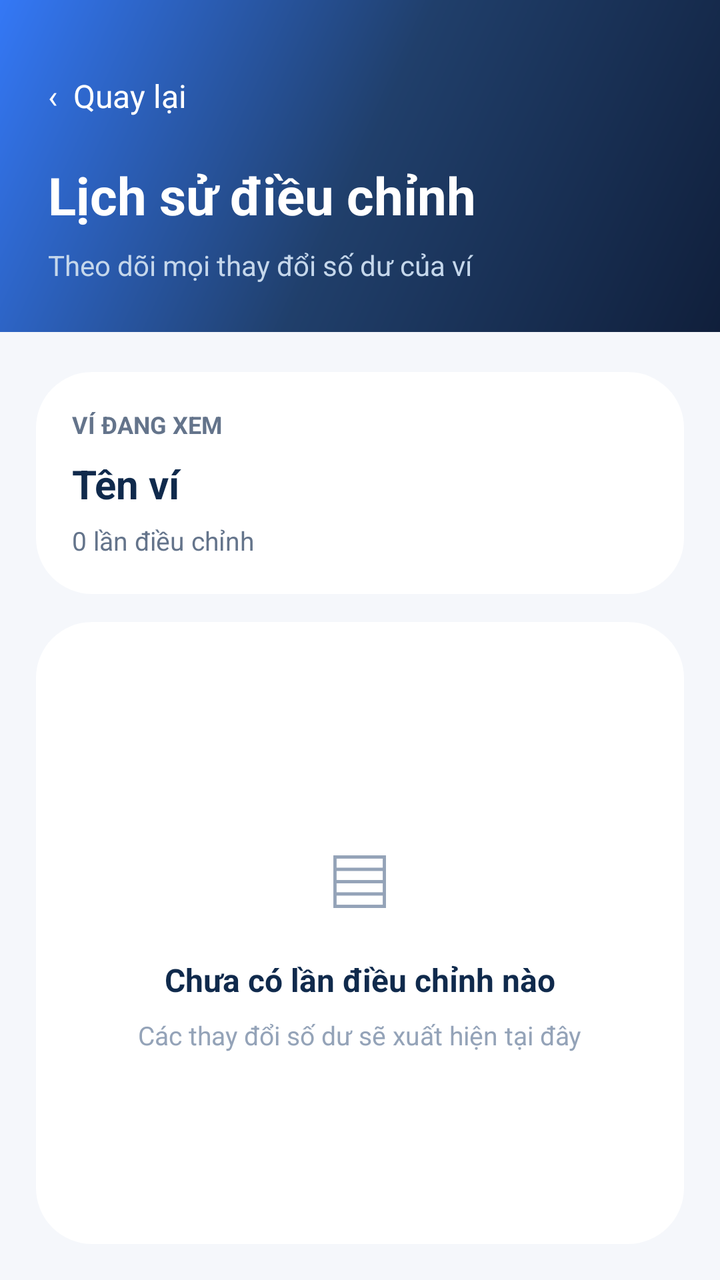
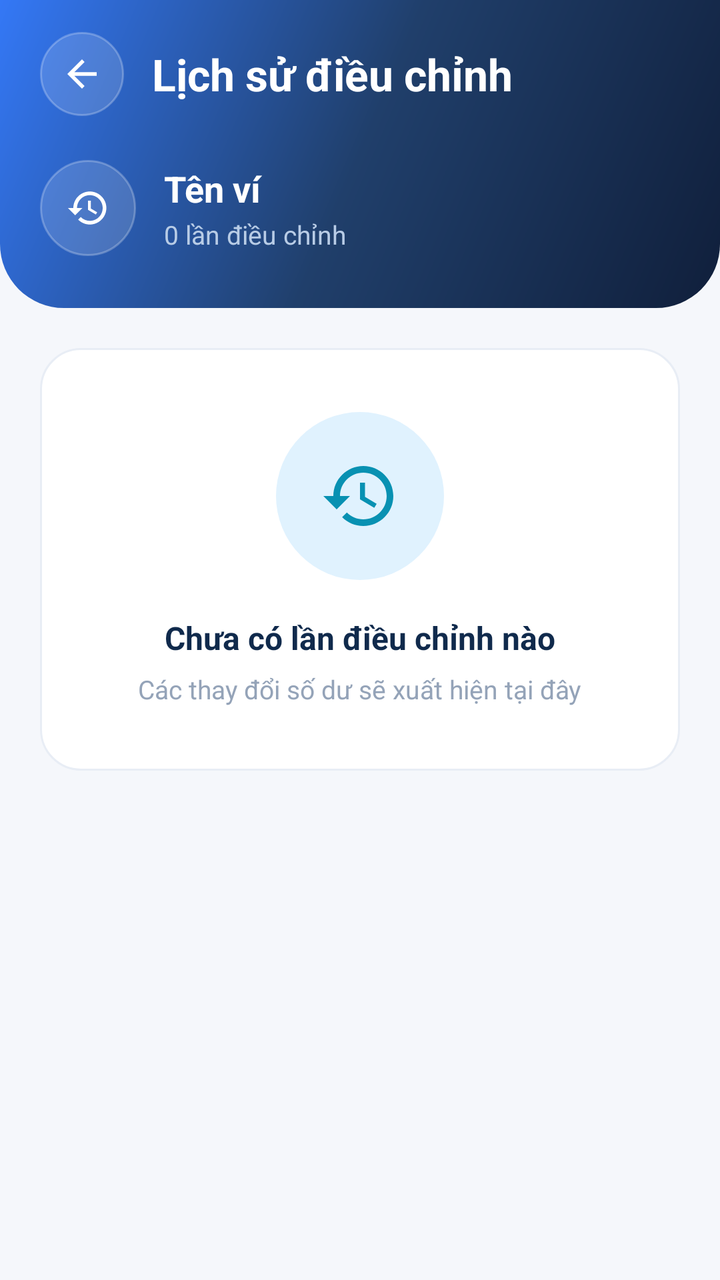

Compare the two renders of this Android layout. The source of the first and the diff that turns it into the second are given below.
<!-- AndroidManifest.xml: application theme Theme.QLChiTieu -->
<!-- res/layout/activity_balance_history.xml -->
<?xml version="1.0" encoding="utf-8"?>
<LinearLayout xmlns:android="http://schemas.android.com/apk/res/android"
    android:layout_width="match_parent"
    android:layout_height="match_parent"
    android:background="#F5F7FB"
    android:orientation="vertical">

    <LinearLayout
        android:layout_width="match_parent"
        android:layout_height="wrap_content"
        android:background="@drawable/bg_auth_gradient"
        android:orientation="vertical"
        android:padding="24dp">

        <TextView
            android:id="@+id/tvQuayLaiLichSuDieuChinh"
            android:layout_width="wrap_content"
            android:layout_height="48dp"
            android:gravity="center_vertical"
            android:text="‹  Quay lại"
            android:textColor="#FFFFFF"
            android:textSize="16sp" />

        <TextView
            android:layout_width="match_parent"
            android:layout_height="wrap_content"
            android:layout_marginTop="8dp"
            android:text="Lịch sử điều chỉnh"
            android:textColor="#FFFFFF"
            android:textSize="26sp"
            android:textStyle="bold" />

        <TextView
            android:layout_width="match_parent"
            android:layout_height="wrap_content"
            android:layout_marginTop="8dp"
            android:text="Theo dõi mọi thay đổi số dư của ví"
            android:textColor="#C5D7EB"
            android:textSize="14sp" />

    </LinearLayout>

    <LinearLayout
        android:layout_width="match_parent"
        android:layout_height="wrap_content"
        android:layout_marginStart="18dp"
        android:layout_marginEnd="18dp"
        android:layout_marginTop="20dp"
        android:layout_marginBottom="14dp"
        android:background="@drawable/bg_auth_card"
        android:orientation="vertical"
        android:padding="18dp">

        <TextView
            android:layout_width="match_parent"
            android:layout_height="wrap_content"
            android:text="VÍ ĐANG XEM"
            android:textColor="#64748B"
            android:textSize="12sp"
            android:textStyle="bold" />

        <TextView
            android:id="@+id/tvTenViLichSu"
            android:layout_width="match_parent"
            android:layout_height="wrap_content"
            android:layout_marginTop="8dp"
            android:text="Tên ví"
            android:textColor="#102A4C"
            android:textSize="20sp"
            android:textStyle="bold" />

        <TextView
            android:id="@+id/tvSoLanDieuChinh"
            android:layout_width="match_parent"
            android:layout_height="wrap_content"
            android:layout_marginTop="6dp"
            android:text="0 lần điều chỉnh"
            android:textColor="#64748B"
            android:textSize="13sp" />

    </LinearLayout>

    <FrameLayout
        android:layout_width="match_parent"
        android:layout_height="0dp"
        android:layout_weight="1"
        android:paddingStart="18dp"
        android:paddingEnd="18dp"
        android:paddingBottom="18dp">

        <LinearLayout
            android:id="@+id/layoutLichSuDieuChinhTrong"
            android:layout_width="match_parent"
            android:layout_height="match_parent"
            android:background="@drawable/bg_auth_card"
            android:gravity="center"
            android:orientation="vertical"
            android:padding="20dp">

            <TextView
                android:layout_width="wrap_content"
                android:layout_height="wrap_content"
                android:text="▤"
                android:textColor="#94A3B8"
                android:textSize="44sp" />

            <TextView
                android:layout_width="wrap_content"
                android:layout_height="wrap_content"
                android:layout_marginTop="12dp"
                android:text="Chưa có lần điều chỉnh nào"
                android:textColor="#102A4C"
                android:textSize="16sp"
                android:textStyle="bold" />

            <TextView
                android:layout_width="wrap_content"
                android:layout_height="wrap_content"
                android:layout_marginTop="8dp"
                android:gravity="center"
                android:text="Các thay đổi số dư sẽ xuất hiện tại đây"
                android:textColor="#94A3B8"
                android:textSize="13sp" />

        </LinearLayout>

        <androidx.recyclerview.widget.RecyclerView
            android:id="@+id/rvLichSuDieuChinh"
            android:layout_width="match_parent"
            android:layout_height="match_parent"
            android:visibility="gone" />

    </FrameLayout>

</LinearLayout>
<!-- resources referenced by this layout -->
<resources>
  <!-- drawable bg_auth_card (drawable) -->
  <?xml version="1.0" encoding="utf-8"?>
  <shape xmlns:android="http://schemas.android.com/apk/res/android"
      android:shape="rectangle">
  
      <solid android:color="@color/surface_light" />
  
      <corners android:radius="28dp" />
  
  </shape>
  <!-- drawable bg_auth_gradient (drawable) -->
  <?xml version="1.0" encoding="utf-8"?>
  <shape xmlns:android="http://schemas.android.com/apk/res/android"
      android:shape="rectangle">
  
      <gradient
          android:angle="135"
          android:startColor="@color/navy"
          android:centerColor="@color/navy_light"
          android:endColor="@color/blue"
          android:type="linear" />
  
  </shape>
  <style name="Theme.QLChiTieu" parent="Base.Theme.QLChiTieu" />
  <color name="surface_light">#FFFFFF</color>
  <color name="navy">#101F3B</color>
  <color name="navy_light">#203F6B</color>
  <color name="blue">#3478F6</color>
  <style name="Base.Theme.QLChiTieu" parent="Theme.Material3.DayNight.NoActionBar">
          
          
      </style>
</resources>

<!-- the commit's change to res/layout/activity_balance_history.xml (unified diff, before → after) -->
@@ -1,82 +1,93 @@
 <?xml version="1.0" encoding="utf-8"?>
 <LinearLayout xmlns:android="http://schemas.android.com/apk/res/android"
+    xmlns:app="http://schemas.android.com/apk/res-auto"
     android:layout_width="match_parent"
     android:layout_height="match_parent"
-    android:background="#F5F7FB"
+    android:background="@color/phinova_background"
     android:orientation="vertical">
 
     <LinearLayout
+        android:id="@+id/layoutHeader"
         android:layout_width="match_parent"
         android:layout_height="wrap_content"
-        android:background="@drawable/bg_auth_gradient"
+        android:background="@drawable/bg_wallet_header"
         android:orientation="vertical"
-        android:padding="24dp">
+        android:paddingStart="20dp"
+        android:paddingTop="16dp"
+        android:paddingEnd="20dp"
+        android:paddingBottom="26dp">
 
-        <TextView
-            android:id="@+id/tvQuayLaiLichSuDieuChinh"
-            android:layout_width="wrap_content"
-            android:layout_height="48dp"
-            android:gravity="center_vertical"
-            android:text="‹  Quay lại"
-            android:textColor="#FFFFFF"
-            android:textSize="16sp" />
-
-        <TextView
+        <LinearLayout
             android:layout_width="match_parent"
             android:layout_height="wrap_content"
-            android:layout_marginTop="8dp"
-            android:text="Lịch sử điều chỉnh"
-            android:textColor="#FFFFFF"
-            android:textSize="26sp"
-            android:textStyle="bold" />
+            android:gravity="center_vertical"
+            android:orientation="horizontal">
 
-        <TextView
+            <TextView
+                android:id="@+id/tvQuayLaiLichSuDieuChinh"
+                android:layout_width="42dp"
+                android:layout_height="42dp"
+                android:background="@drawable/bg_back_button"
+                android:contentDescription="Quay lại" />
+
+            <TextView
+                android:layout_width="0dp"
+                android:layout_height="wrap_content"
+                android:layout_marginStart="14dp"
+                android:layout_weight="1"
+                android:text="Lịch sử điều chỉnh"
+                android:textColor="@color/white"
+                android:textSize="22sp"
+                android:textStyle="bold" />
+
+        </LinearLayout>
+
+        <LinearLayout
             android:layout_width="match_parent"
             android:layout_height="wrap_content"
-            android:layout_marginTop="8dp"
-            android:text="Theo dõi mọi thay đổi số dư của ví"
-            android:textColor="#C5D7EB"
-            android:textSize="14sp" />
+            android:layout_marginTop="22dp"
+            android:gravity="center_vertical"
+            android:orientation="horizontal">
 
-    </LinearLayout>
+            <ImageView
+                android:layout_width="48dp"
+                android:layout_height="48dp"
+                android:background="@drawable/bg_icon_circle_glass"
+                android:contentDescription="@null"
+                android:padding="13dp"
+                android:src="@drawable/ic_history"
+                app:tint="@color/white" />
 
-    <LinearLayout
-        android:layout_width="match_parent"
-        android:layout_height="wrap_content"
-        android:layout_marginStart="18dp"
-        android:layout_marginEnd="18dp"
-        android:layout_marginTop="20dp"
-        android:layout_marginBottom="14dp"
-        android:background="@drawable/bg_auth_card"
-        android:orientation="vertical"
-        android:padding="18dp">
+            <LinearLayout
+                android:layout_width="0dp"
+                android:layout_height="wrap_content"
+                android:layout_marginStart="14dp"
+                android:layout_weight="1"
+                android:orientation="vertical">
 
-        <TextView
-            android:layout_width="match_parent"
-            android:layout_height="wrap_content"
-            android:text="VÍ ĐANG XEM"
-            android:textColor="#64748B"
-            android:textSize="12sp"
-            android:textStyle="bold" />
+                <TextView
+                    android:id="@+id/tvTenViLichSu"
+                    android:layout_width="match_parent"
+                    android:layout_height="wrap_content"
+                    android:ellipsize="end"
+                    android:maxLines="1"
+                    android:text="Tên ví"
+                    android:textColor="@color/white"
+                    android:textSize="18sp"
+                    android:textStyle="bold" />
 
-        <TextView
-            android:id="@+id/tvTenViLichSu"
-            android:layout_width="match_parent"
-            android:layout_height="wrap_content"
-            android:layout_marginTop="8dp"
-            android:text="Tên ví"
-            android:textColor="#102A4C"
-            android:textSize="20sp"
-            android:textStyle="bold" />
+                <TextView
+                    android:id="@+id/tvSoLanDieuChinh"
+                    android:layout_width="match_parent"
+                    android:layout_height="wrap_content"
+                    android:layout_marginTop="2dp"
+                    android:text="0 lần điều chỉnh"
+                    android:textColor="#B8CCE6"
+                    android:textSize="13sp" />
 
-        <TextView
-            android:id="@+id/tvSoLanDieuChinh"
-            android:layout_width="match_parent"
-            android:layout_height="wrap_content"
-            android:layout_marginTop="6dp"
-            android:text="0 lần điều chỉnh"
-            android:textColor="#64748B"
-            android:textSize="13sp" />
+            </LinearLayout>
+
+        </LinearLayout>
 
     </LinearLayout>
 
@@ -84,42 +95,44 @@
         android:layout_width="match_parent"
         android:layout_height="0dp"
         android:layout_weight="1"
-        android:paddingStart="18dp"
-        android:paddingEnd="18dp"
-        android:paddingBottom="18dp">
+        android:paddingStart="20dp"
+        android:paddingTop="20dp"
+        android:paddingEnd="20dp">
 
         <LinearLayout
             android:id="@+id/layoutLichSuDieuChinhTrong"
             android:layout_width="match_parent"
-            android:layout_height="match_parent"
-            android:background="@drawable/bg_auth_card"
+            android:layout_height="wrap_content"
+            android:background="@drawable/bg_card_soft"
             android:gravity="center"
             android:orientation="vertical"
-            android:padding="20dp">
+            android:padding="32dp">
+
+            <ImageView
+                android:layout_width="84dp"
+                android:layout_height="84dp"
+                android:background="@drawable/bg_icon_circle"
+                android:contentDescription="@null"
+                android:padding="22dp"
+                android:src="@drawable/ic_history"
+                app:tint="@color/phinova_accent" />
 
             <TextView
                 android:layout_width="wrap_content"
                 android:layout_height="wrap_content"
-                android:text="▤"
-                android:textColor="#94A3B8"
-                android:textSize="44sp" />
-
-            <TextView
-                android:layout_width="wrap_content"
-                android:layout_height="wrap_content"
-                android:layout_marginTop="12dp"
+                android:layout_marginTop="18dp"
                 android:text="Chưa có lần điều chỉnh nào"
-                android:textColor="#102A4C"
+                android:textColor="@color/phinova_text_primary"
                 android:textSize="16sp"
                 android:textStyle="bold" />
 
             <TextView
                 android:layout_width="wrap_content"
                 android:layout_height="wrap_content"
-                android:layout_marginTop="8dp"
+                android:layout_marginTop="6dp"
                 android:gravity="center"
                 android:text="Các thay đổi số dư sẽ xuất hiện tại đây"
-                android:textColor="#94A3B8"
+                android:textColor="@color/phinova_text_hint"
                 android:textSize="13sp" />
 
         </LinearLayout>
@@ -128,6 +141,8 @@
             android:id="@+id/rvLichSuDieuChinh"
             android:layout_width="match_parent"
             android:layout_height="match_parent"
+            android:clipToPadding="false"
+            android:paddingBottom="20dp"
             android:visibility="gone" />
 
     </FrameLayout>
<!-- resource entries referenced after the edit -->
@@ -1,30 +1,78 @@
 <!-- resources referenced by this layout -->
 <resources>
-  <!-- drawable bg_auth_card (drawable) -->
+  <color name="phinova_accent">#0891B2</color>
+  <color name="phinova_background">#F5F7FB</color>
+  <color name="phinova_text_hint">#94A3B8</color>
+  <color name="phinova_text_primary">#102A4C</color>
+  <color name="white">#FFFFFF</color>
+  <!-- drawable bg_back_button (drawable) -->
+  <?xml version="1.0" encoding="utf-8"?>
+  <layer-list xmlns:android="http://schemas.android.com/apk/res/android">
+      <item>
+          <shape android:shape="oval">
+              <solid android:color="#26FFFFFF" />
+              <stroke android:width="1dp" android:color="#40FFFFFF" />
+          </shape>
+      </item>
+      <item
+          android:drawable="@drawable/ic_arrow_back"
+          android:gravity="center"
+          android:width="22dp"
+          android:height="22dp" />
+  </layer-list>
+  <!-- drawable bg_card_soft (drawable) -->
   <?xml version="1.0" encoding="utf-8"?>
   <shape xmlns:android="http://schemas.android.com/apk/res/android"
       android:shape="rectangle">
-  
-      <solid android:color="@color/surface_light" />
-  
-      <corners android:radius="28dp" />
-  
+      <solid android:color="@color/white" />
+      <corners android:radius="20dp" />
+      <stroke
+          android:width="1dp"
+          android:color="@color/phinova_border" />
   </shape>
-  <!-- drawable bg_auth_gradient (drawable) -->
+  <!-- drawable bg_icon_circle (drawable) -->
+  <?xml version="1.0" encoding="utf-8"?>
+  <shape xmlns:android="http://schemas.android.com/apk/res/android" android:shape="oval">
+      <solid android:color="@color/wallet_other_bg" />
+  </shape>
+  <!-- drawable bg_icon_circle_glass (drawable) -->
+  <?xml version="1.0" encoding="utf-8"?>
+  <shape xmlns:android="http://schemas.android.com/apk/res/android" android:shape="oval">
+      <solid android:color="#26FFFFFF" />
+      <stroke android:width="1dp" android:color="#40FFFFFF" />
+  </shape>
+  <!-- drawable bg_wallet_header (drawable) -->
   <?xml version="1.0" encoding="utf-8"?>
   <shape xmlns:android="http://schemas.android.com/apk/res/android"
       android:shape="rectangle">
-  
       <gradient
           android:angle="135"
           android:startColor="@color/navy"
           android:centerColor="@color/navy_light"
           android:endColor="@color/blue"
           android:type="linear" />
-  
+      <corners
+          android:bottomLeftRadius="32dp"
+          android:bottomRightRadius="32dp" />
   </shape>
+  <!-- drawable ic_history (drawable) -->
+  <?xml version="1.0" encoding="utf-8"?>
+  <vector xmlns:android="http://schemas.android.com/apk/res/android"
+      android:width="24dp" android:height="24dp"
+      android:viewportWidth="24" android:viewportHeight="24">
+      <path android:fillColor="#FF000000" android:pathData="M13,3c-4.97,0 -9,4.03 -9,9L1,12l3.89,3.89 0.07,0.14L9,12L6,12c0,-3.87 3.13,-7 7,-7s7,3.13 7,7 -3.13,7 -7,7c-1.93,0 -3.68,-0.79 -4.94,-2.06l-1.42,1.42C8.27,19.99 10.51,21 13,21c4.97,0 9,-4.03 9,-9s-4.03,-9 -9,-9zM12,8v5l4.28,2.54 0.72,-1.21 -3.5,-2.08L13.5,8L12,8z" />
+  </vector>
   <style name="Theme.QLChiTieu" parent="Base.Theme.QLChiTieu" />
-  <color name="surface_light">#FFFFFF</color>
+  <!-- drawable ic_arrow_back (drawable) -->
+  <?xml version="1.0" encoding="utf-8"?>
+  <vector xmlns:android="http://schemas.android.com/apk/res/android"
+      android:width="24dp" android:height="24dp"
+      android:viewportWidth="24" android:viewportHeight="24">
+      <path android:fillColor="#FFFFFF"
+          android:pathData="M20,11H7.83l5.59,-5.59L12,4l-8,8 8,8 1.41,-1.41L7.83,13H20v-2z" />
+  </vector>
+  <color name="phinova_border">#E8EDF5</color>
+  <color name="wallet_other_bg">#E0F2FE</color>
   <color name="navy">#101F3B</color>
   <color name="navy_light">#203F6B</color>
   <color name="blue">#3478F6</color>
